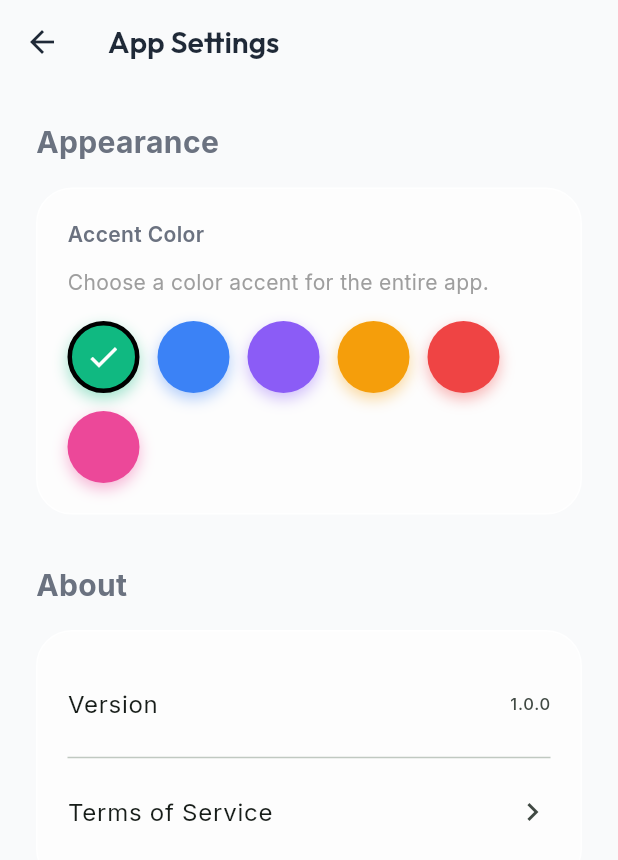
After one commit to mbzzzzz/Ecoins, a Flutter app: the SettingsScreen screen opened directly, after a tap on the "check" icon, on a phone screen of 412 x 824 dp. The commit adds this screen. Shown: the top 860 px of the screen. Run offline on Flutter 3.47's test engine with Material 3 defaults, Android fonts, the light colour scheme and no system bars; our stand-ins replace firebase_messaging, font_awesome_flutter, geolocator, go_router, google_fonts, google_sign_in and 4 more; missing offline and left inert: a package; accounts and stored records are empty; network calls fail.

Commit message:
UI: Add App Theme Settings with dynamic color support

```diff
--- a/lib/core/theme.dart
+++ b/lib/core/theme.dart
@@ -20,16 +20,16 @@ class AppTheme {
   static const Color textSub = textLight;
   static const Color surfaceDark = Color(0xFF1F2937); // Gray 800
 
-  static ThemeData get lightTheme {
+  static ThemeData getTheme(Color seedColor) {
     return ThemeData(
       useMaterial3: true,
       scaffoldBackgroundColor: background,
-      primaryColor: primaryGreen,
+      primaryColor: seedColor,
       fontFamily: 'Inter',
       colorScheme: ColorScheme.fromSeed(
-        seedColor: primaryGreen,
-        primary: primaryGreen,
-        secondary: primaryDark,
+        seedColor: seedColor,
+        primary: seedColor,
+        secondary: seedColor.withOpacity(0.8), // Derived
         surface: surfaceWhite,
         background: background,
         surfaceTint: Colors.white,
@@ -43,11 +43,10 @@ class AppTheme {
         titleMedium: TextStyle(fontFamily: 'Outfit', fontSize: 18, fontWeight: FontWeight.w600, color: textDark),
         bodyLarge: TextStyle(fontSize: 16, color: textDark),
         bodyMedium: TextStyle(fontSize: 14, color: textLight),
-        labelLarge: TextStyle(fontSize: 14, fontWeight: FontWeight.w600, color: primaryGreen),
       ),
 
       // Component Themes
-      appBarTheme: AppBarTheme(
+      appBarTheme: const AppBarTheme(
         backgroundColor: Colors.transparent, // Glassmorphism ready
         elevation: 0,
         scrolledUnderElevation: 0,
@@ -67,10 +66,10 @@ class AppTheme {
 
       elevatedButtonTheme: ElevatedButtonThemeData(
         style: ElevatedButton.styleFrom(
-          backgroundColor: primaryGreen,
+          backgroundColor: seedColor,
           foregroundColor: Colors.white,
           elevation: 4, // Tactics
-          shadowColor: primaryGreen.withOpacity(0.4),
+          shadowColor: seedColor.withOpacity(0.4),
           padding: const EdgeInsets.symmetric(horizontal: 24, vertical: 16),
           shape: RoundedRectangleBorder(borderRadius: BorderRadius.circular(16)),
           textStyle: GoogleFonts.outfit(fontWeight: FontWeight.w600, fontSize: 16),
@@ -79,8 +78,8 @@ class AppTheme {
 
       outlinedButtonTheme: OutlinedButtonThemeData(
         style: OutlinedButton.styleFrom(
-          foregroundColor: primaryGreen,
-          side: const BorderSide(color: primaryGreen, width: 2),
+          foregroundColor: seedColor,
+          side: BorderSide(color: seedColor, width: 2),
           padding: const EdgeInsets.symmetric(horizontal: 24, vertical: 16),
           shape: RoundedRectangleBorder(borderRadius: BorderRadius.circular(16)),
           textStyle: GoogleFonts.outfit(fontWeight: FontWeight.w600),
@@ -101,7 +100,7 @@ class AppTheme {
         ),
         focusedBorder: OutlineInputBorder(
           borderRadius: BorderRadius.circular(16),
-          borderSide: const BorderSide(color: primaryGreen, width: 2),
+          borderSide: BorderSide(color: seedColor, width: 2),
         ),
         labelStyle: GoogleFonts.inter(color: textLight),
         hintStyle: GoogleFonts.inter(color: textLight.withOpacity(0.7)),
@@ -109,15 +108,31 @@ class AppTheme {
 
       navigationBarTheme: NavigationBarThemeData(
         backgroundColor: Colors.white.withOpacity(0.9),
-        indicatorColor: primaryLight,
+        indicatorColor: seedColor.withOpacity(0.2), // Lighter indicator
         labelBehavior: NavigationDestinationLabelBehavior.alwaysShow,
         iconTheme: WidgetStateProperty.resolveWith((states) {
           if (states.contains(WidgetState.selected)) {
-            return const IconThemeData(color: primaryDark);
+            return IconThemeData(color: seedColor.withOpacity(0.8)); // Darker icon
           }
           return const IconThemeData(color: textLight);
         }),
       ),
     );
   }
+
+  // Backward compatibility
+  static ThemeData get lightTheme => getTheme(primaryGreen);
 }
+
+class ThemeNotifier extends ChangeNotifier {
+  Color _primaryColor = AppTheme.primaryGreen;
+
+  Color get primaryColor => _primaryColor;
+
+  ThemeData get currentTheme => AppTheme.getTheme(_primaryColor);
+
+  void setPrimaryColor(Color color) {
+    _primaryColor = color;
+    notifyListeners();
+  }
+}
--- a/lib/main.dart
+++ b/lib/main.dart
@@ -4,12 +4,15 @@ import 'package:ecoins/ui/screens/home_screen.dart';
 import 'package:ecoins/ui/screens/login_screen.dart';
 import 'package:ecoins/ui/screens/profile_screen.dart';
 import 'package:ecoins/ui/screens/rewards_screen.dart';
+import 'package:ecoins/ui/screens/brand/brand_dashboard_screen.dart';
+import 'package:ecoins/ui/screens/role_select_screen.dart';
 import 'package:ecoins/ui/screens/social_screen.dart';
 import 'package:ecoins/ui/screens/splash_screen.dart';
 import 'package:flutter/material.dart';
 import 'package:supabase_flutter/supabase_flutter.dart';
 import 'package:go_router/go_router.dart';
 import 'package:firebase_messaging/firebase_messaging.dart';
+import 'package:provider/provider.dart';
 
 Future<void> _setupFCM() async {
   final messaging = FirebaseMessaging.instance;
@@ -48,7 +51,12 @@ Future<void> main() async {
   // await Firebase.initializeApp();
   // _setupFCM();
 
-  runApp(const EcoinsApp());
+  runApp(
+    ChangeNotifierProvider(
+      create: (_) => ThemeNotifier(),
+      child: const EcoinsApp(),
+    ),
+  );
 }
 
 final _router = GoRouter(
@@ -59,8 +67,20 @@ final _router = GoRouter(
       builder: (context, state) => const SplashScreen(),
     ),
     GoRoute(
+      path: '/role-select',
+      builder: (context, state) => const RoleSelectScreen(),
+    ),
+    GoRoute(
       path: '/login',
       builder: (context, state) => const LoginScreen(),
+    ),
+    GoRoute(
+      path: '/brand-auth',
+      builder: (context, state) => const LoginScreen(isBrand: true),
+    ),
+    GoRoute(
+      path: '/brand-dashboard',
+      builder: (context, state) => const BrandDashboardScreen(),
     ),
     GoRoute(
       path: '/home',
@@ -74,10 +94,14 @@ class EcoinsApp extends StatelessWidget {
 
   @override
   Widget build(BuildContext context) {
-    return MaterialApp.router(
-      title: 'Ecoins',
-      theme: AppTheme.lightTheme,
-      routerConfig: _router,
+    return Consumer<ThemeNotifier>(
+      builder: (context, themeNotifier, child) {
+        return MaterialApp.router(
+          title: 'Ecoins',
+          theme: themeNotifier.currentTheme,
+          routerConfig: _router,
+        );
+      },
     );
   }
 }
--- a/lib/ui/screens/profile_screen.dart
+++ b/lib/ui/screens/profile_screen.dart
@@ -1,6 +1,6 @@
 import 'package:ecoins/ui/screens/edit_profile_screen.dart';
-import 'package:ecoins/ui/screens/brand/brand_dashboard_screen.dart';
 import 'package:ecoins/ui/screens/notification_screen.dart';
+import 'package:ecoins/ui/screens/settings_screen.dart';
 import 'package:flutter/material.dart';
 import 'package:supabase_flutter/supabase_flutter.dart';
 import 'package:go_router/go_router.dart';
@@ -169,15 +169,15 @@ class _ProfileScreenState extends State<ProfileScreen> {
                     ),
                   ),
                   ListTile(
-                    leading: const Icon(Icons.store),
-                    title: const Text('Brand Portal'),
-                    subtitle: const Text('Manage your eco-brand'),
+                    leading: const Icon(Icons.settings),
+                    title: const Text('Settings'),
                     trailing: const Icon(Icons.chevron_right),
                     onTap: () => Navigator.push(
                       context,
-                      MaterialPageRoute(builder: (_) => const BrandDashboardScreen()),
+                      MaterialPageRoute(builder: (_) => const SettingsScreen()),
                     ),
                   ),
+
                 ],
               ),
             ),
--- /dev/null
+++ b/lib/ui/screens/settings_screen.dart
@@ -0,0 +1,117 @@
+import 'package:ecoins/core/theme.dart';
+import 'package:flutter/material.dart';
+import 'package:provider/provider.dart';
+
+class SettingsScreen extends StatelessWidget {
+  const SettingsScreen({super.key});
+
+  final List<Color> _accentColors = const [
+    Color(0xFF10B981), // Emerald (Default)
+    Color(0xFF3B82F6), // Blue
+    Color(0xFF8B5CF6), // Violet
+    Color(0xFFF59E0B), // Amber
+    Color(0xFFEF4444), // Red
+    Color(0xFFEC4899), // Pink
+  ];
+
+  @override
+  Widget build(BuildContext context) {
+    // Access the notifier and current color
+    final themeNotifier = Provider.of<ThemeNotifier>(context);
+
+    return Scaffold(
+      appBar: AppBar(
+        title: const Text('App Settings'),
+      ),
+      body: ListView(
+        padding: const EdgeInsets.all(24),
+        children: [
+          const Text(
+            'Appearance',
+            style: TextStyle(fontSize: 20, fontWeight: FontWeight.bold),
+          ),
+          const SizedBox(height: 16),
+          _buildSectionCard(
+            child: Column(
+              crossAxisAlignment: CrossAxisAlignment.start,
+              children: [
+                const Text('Accent Color', style: TextStyle(fontWeight: FontWeight.w600)),
+                const SizedBox(height: 12),
+                const Text('Choose a color accent for the entire app.', style: TextStyle(color: Colors.grey)),
+                const SizedBox(height: 16),
+                Wrap(
+                  spacing: 12,
+                  runSpacing: 12,
+                  children: _accentColors.map((color) {
+                    final isSelected = themeNotifier.primaryColor == color;
+                    return GestureDetector(
+                      onTap: () => themeNotifier.setPrimaryColor(color),
+                      child: Container(
+                        width: 48,
+                        height: 48,
+                        decoration: BoxDecoration(
+                          color: color,
+                          shape: BoxShape.circle,
+                          border: isSelected
+                              ? Border.all(color: Colors.black, width: 3)
+                              : Border.all(color: Colors.transparent),
+                          boxShadow: [
+                            BoxShadow(
+                              color: color.withOpacity(0.4),
+                              blurRadius: 8,
+                              offset: const Offset(0, 4),
+                            )
+                          ],
+                        ),
+                        child: isSelected
+                            ? const Icon(Icons.check, color: Colors.white)
+                            : null,
+                      ),
+                    );
+                  }).toList(),
+                ),
+              ],
+            ),
+          ),
+
+          const SizedBox(height: 32),
+
+          const Text(
+            'About',
+            style: TextStyle(fontSize: 20, fontWeight: FontWeight.bold),
+          ),
+          const SizedBox(height: 16),
+           _buildSectionCard(
+             child: Column(
+               children: const [
+                 ListTile(
+                   contentPadding: EdgeInsets.zero,
+                   title: Text('Version'),
+                   trailing: Text('1.0.0'),
+                 ),
+                 Divider(),
+                 ListTile(
+                   contentPadding: EdgeInsets.zero,
+                   title: Text('Terms of Service'),
+                   trailing: Icon(Icons.chevron_right),
+                 ),
+               ],
+             ),
+           ),
+        ],
+      ),
+    );
+  }
+
+  Widget _buildSectionCard({required Widget child}) {
+    return Container(
+      padding: const EdgeInsets.all(20),
+      decoration: BoxDecoration(
+        color: Colors.white.withOpacity(0.6),
+        borderRadius: BorderRadius.circular(24),
+        border: Border.all(color: Colors.white),
+      ),
+      child: child,
+    );
+  }
+}
```
Also changed, not shown: lib/ui/screens/login_screen.dart (+23 -5 lines), lib/ui/screens/splash_screen.dart (+2 -6 lines).
